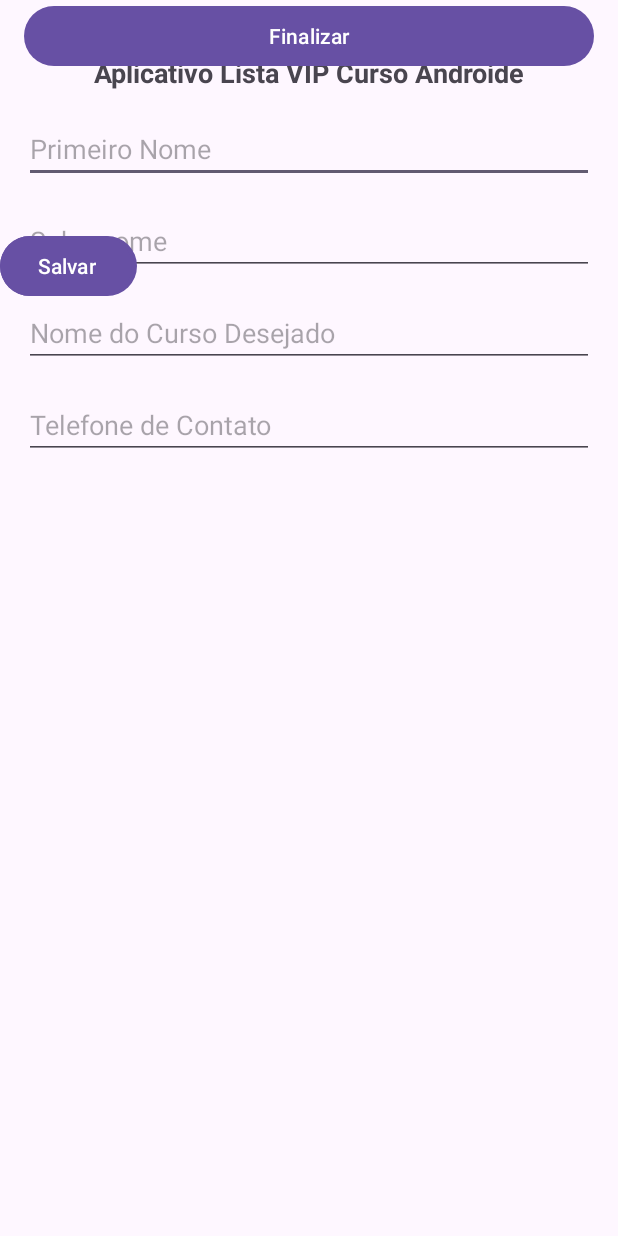
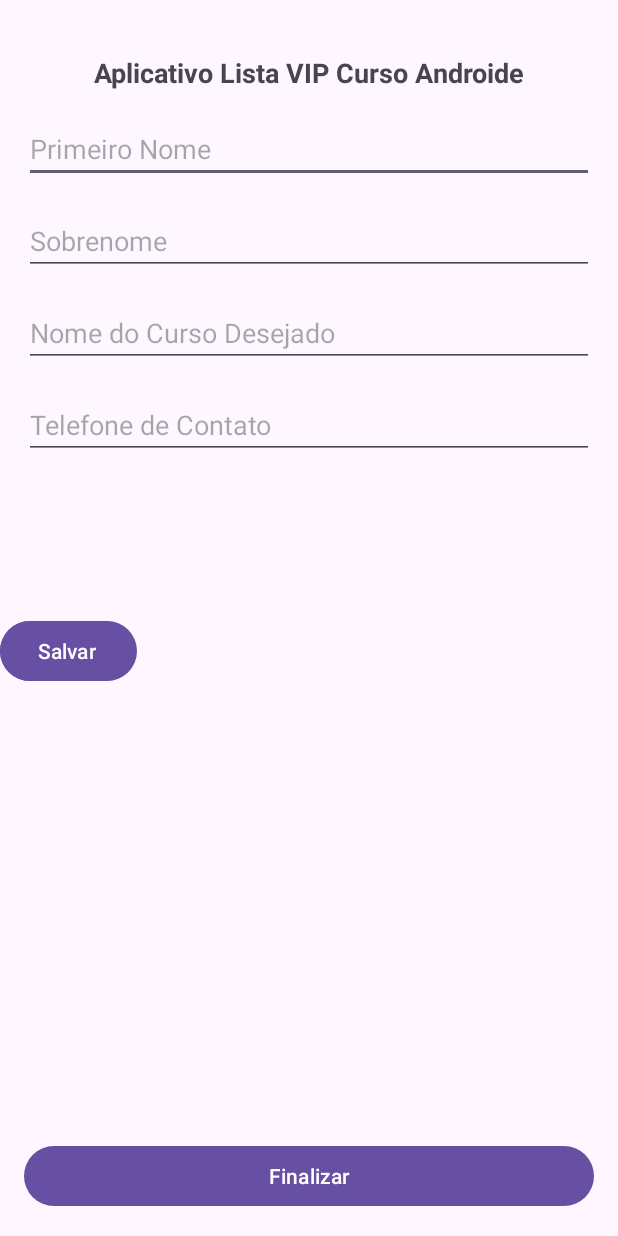
Before and after one commit to Sinvaldo-avelar/Curso, an Android app: the screen it shows after launch (MainActivity), on a phone screen of 412 x 824 dp. Run offline under Robolectric (Android 15) with nearby library versions, the phone set to English and light mode, and no system bars.

```diff
--- a/app/src/main/AndroidManifest.xml
+++ b/app/src/main/AndroidManifest.xml
@@ -13,7 +13,7 @@
         android:theme="@style/Theme.AppCarroLista"
         tools:targetApi="31">
         <activity
-            android:name=".MainActivity"
+            android:name=".view.MainActivity"
             android:exported="true">
             <intent-filter>
                 <action android:name="android.intent.action.MAIN" />
--- /dev/null
+++ b/app/src/main/java/devandroid/avelar/appcarrolista/model/Pessoa.java
@@ -0,0 +1,9 @@
+package devandroid.avelar.appcarrolista.model;
+
+public class Pessoa {
+ // Construtor
+    public Pessoa(){
+
+
+    }
+}
--- a/app/src/main/java/devandroid/avelar/appcarrolista/MainActivity.java
+++ b/app/src/main/java/devandroid/avelar/appcarrolista/view/MainActivity.java
@@ -1,4 +1,4 @@
-package devandroid.avelar.appcarrolista;
+package devandroid.avelar.appcarrolista.view;
 
 import android.os.Bundle;
 
@@ -8,7 +8,12 @@ import androidx.core.graphics.Insets;
 import androidx.core.view.ViewCompat;
 import androidx.core.view.WindowInsetsCompat;
 
+import devandroid.avelar.appcarrolista.R;
+import devandroid.avelar.appcarrolista.model.Pessoa;
+
 public class MainActivity extends AppCompatActivity {
+
+    Pessoa pessoa;
 
     @Override
     protected void onCreate(Bundle savedInstanceState) {
@@ -20,5 +25,7 @@ public class MainActivity extends AppCompatActivity {
             v.setPadding(systemBars.left, systemBars.top, systemBars.right, systemBars.bottom);
             return insets;
         });
+           // new acrescenta nava pessoa (joão)
+        pessoa = new Pessoa();
     }
 }
--- a/app/src/main/res/layout/activity_main.xml
+++ b/app/src/main/res/layout/activity_main.xml
@@ -5,7 +5,7 @@
     android:id="@+id/main"
     android:layout_width="match_parent"
     android:layout_height="match_parent"
-    tools:context=".MainActivity">
+    tools:context=".view.MainActivity">
 
     <TextView
         android:id="@+id/textView3"
@@ -88,8 +88,9 @@
         android:text="@string/limpar"
         app:layout_constraintBottom_toTopOf="@+id/button7"
         app:layout_constraintTop_toBottomOf="@+id/editTextText10"
-        tools:layout_editor_absoluteX="39dp"
-        tools:ignore="MissingConstraints" />
+        app:layout_constraintVertical_bias="0.157"
+        tools:ignore="MissingConstraints"
+        tools:layout_editor_absoluteX="41dp" />
 
     <Button
         android:id="@+id/button6"
@@ -99,16 +100,18 @@
         android:text="@string/salvar"
         app:layout_constraintBottom_toTopOf="@+id/button7"
         app:layout_constraintTop_toBottomOf="@+id/editTextText10"
-        tools:layout_editor_absoluteX="257dp"
-        tools:ignore="MissingConstraints" />
+        app:layout_constraintVertical_bias="0.157"
+        tools:ignore="MissingConstraints"
+        tools:layout_editor_absoluteX="245dp" />
 
     <Button
         android:id="@+id/button7"
         android:layout_width="match_parent"
         android:layout_height="wrap_content"
         android:layout_margin="16dp"
+        android:layout_marginBottom="172dp"
         android:text="@string/finalizar"
-        tools:layout_editor_absoluteX="16dp"
-        tools:layout_editor_absoluteY="446dp"
-        tools:ignore="MissingConstraints" />
+        app:layout_constraintBottom_toBottomOf="parent"
+        tools:ignore="MissingConstraints"
+        tools:layout_editor_absoluteX="16dp" />
 </androidx.constraintlayout.widget.ConstraintLayout>
```
Also changed, not shown: 2 other files.
